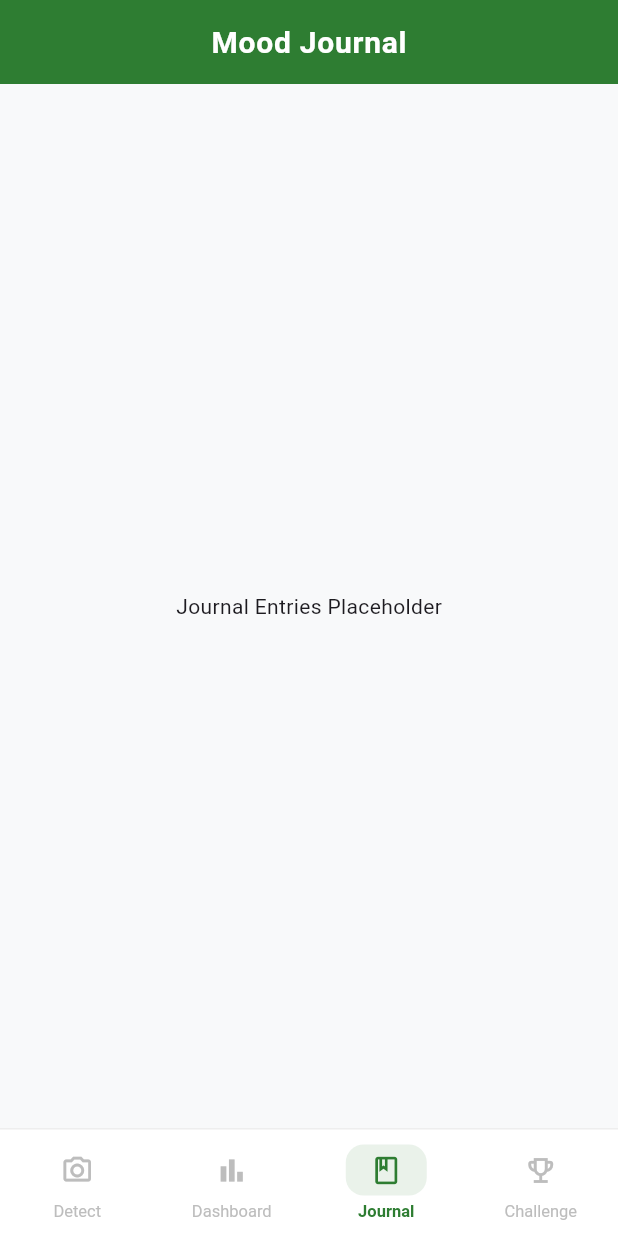
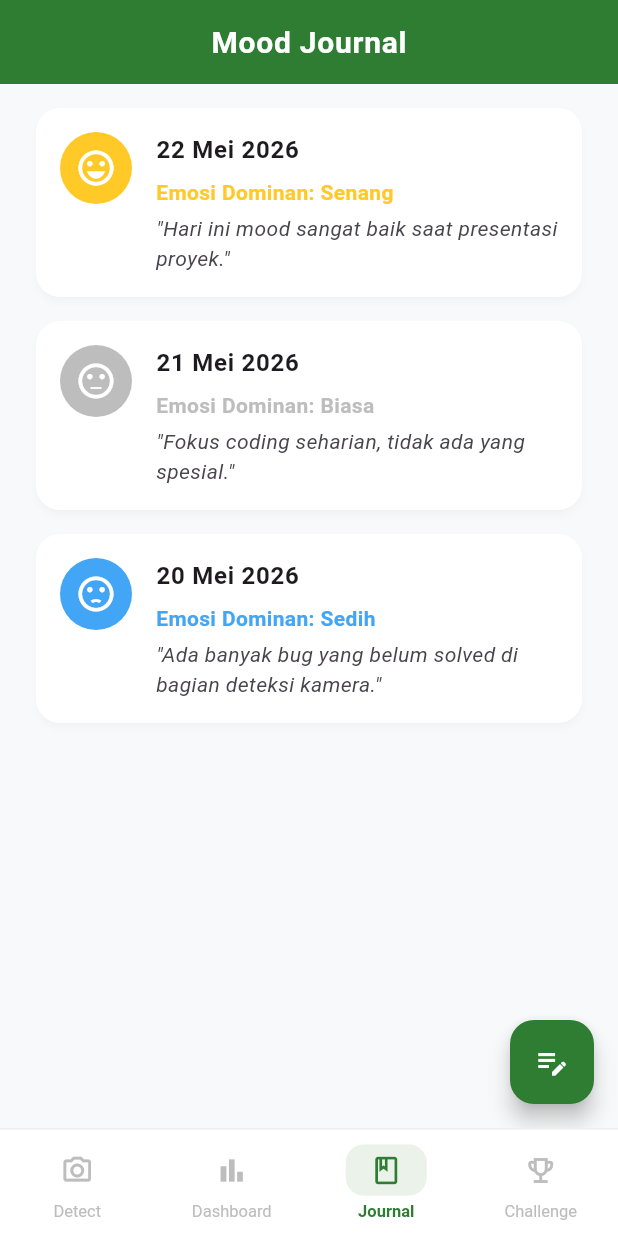
Before and after one commit to yajidms/pcd-tubes, a Flutter app: the screen it shows after launch, item 3 of the bottom bar chosen, on a phone screen of 412 x 824 dp. Run offline on Flutter 3.47's test engine with Material 3 defaults, Android fonts, the phone set to English and light mode, and no system bars; our stand-ins replace flutter_dotenv; missing offline and left inert: mongo_dart.

Commit message:
feat(journal): implement UI layout for mood journal with dummy data

```diff
--- a/lib/features/journal/journal_screen.dart
+++ b/lib/features/journal/journal_screen.dart
@@ -1,12 +1,94 @@
 import 'package:flutter/material.dart';
+import '../../shared/theme/app_theme.dart';
+
 class JournalScreen extends StatelessWidget {
   const JournalScreen({super.key});
+
   @override
   Widget build(BuildContext context) {
+    // Data dummy untuk visualisasi UI sementara
+    final List<Map<String, dynamic>> dummyEntries = [
+      {
+        "date": "22 Mei 2026",
+        "mood": "Senang",
+        "color": AppTheme.emotionHappy,
+        "note": "Hari ini mood sangat baik saat presentasi proyek.",
+        "icon": Icons.sentiment_very_satisfied,
+      },
+      {
+        "date": "21 Mei 2026",
+        "mood": "Biasa",
+        "color": AppTheme.emotionNeutral,
+        "note": "Fokus coding seharian, tidak ada yang spesial.",
+        "icon": Icons.sentiment_neutral,
+      },
+      {
+        "date": "20 Mei 2026",
+        "mood": "Sedih",
+        "color": AppTheme.emotionSad,
+        "note": "Ada banyak bug yang belum solved di bagian deteksi kamera.",
+        "icon": Icons.sentiment_dissatisfied,
+      },
+    ];
+
     return Scaffold(
-      appBar: AppBar(title: const Text('Mood Journal')),
-      body: const Center(
-        child: Text('Journal Entries Placeholder'),
+      appBar: AppBar(
+        title: const Text('Mood Journal'),
+      ),
+      body: ListView.builder(
+        padding: const EdgeInsets.all(8.0),
+        itemCount: dummyEntries.length,
+        itemBuilder: (context, index) {
+          final entry = dummyEntries[index];
+
+          return Card(
+            // Tampilan Card akan otomatis mengikuti CardThemeData yang kamu buat di AppTheme
+            child: ListTile(
+              contentPadding: const EdgeInsets.symmetric(horizontal: 16.0, vertical: 8.0),
+              leading: CircleAvatar(
+                backgroundColor: entry['color'] as Color,
+                radius: 24,
+                child: Icon(entry['icon'] as IconData, color: Colors.white, size: 28),
+              ),
+              title: Text(
+                entry['date'] as String,
+                style: const TextStyle(fontWeight: FontWeight.bold, fontSize: 16),
+              ),
+              subtitle: Column(
+                crossAxisAlignment: CrossAxisAlignment.start,
+                children: [
+                  const SizedBox(height: 6),
+                  Text(
+                    "Emosi Dominan: ${entry['mood']}",
+                    style: TextStyle(
+                      color: entry['color'] as Color,
+                      fontWeight: FontWeight.w600,
+                    ),
+                  ),
+                  const SizedBox(height: 4),
+                  Text(
+                    '"${entry['note']}"',
+                    style: const TextStyle(fontStyle: FontStyle.italic),
+                  ),
+                ],
+              ),
+              isThreeLine: true,
+            ),
+          );
+        },
+      ),
+      // Tombol tambah jurnal manual
+      floatingActionButton: FloatingActionButton(
+        onPressed: () {
+          ScaffoldMessenger.of(context).showSnackBar(
+            const SnackBar(
+              content: Text('Fitur tambah jurnal manual akan diintegrasikan nanti.'),
+              behavior: SnackBarBehavior.floating,
+            ),
+          );
+        },
+        backgroundColor: AppTheme.primaryColor,
+        child: const Icon(Icons.edit_note, color: Colors.white),
       ),
     );
   }
```
